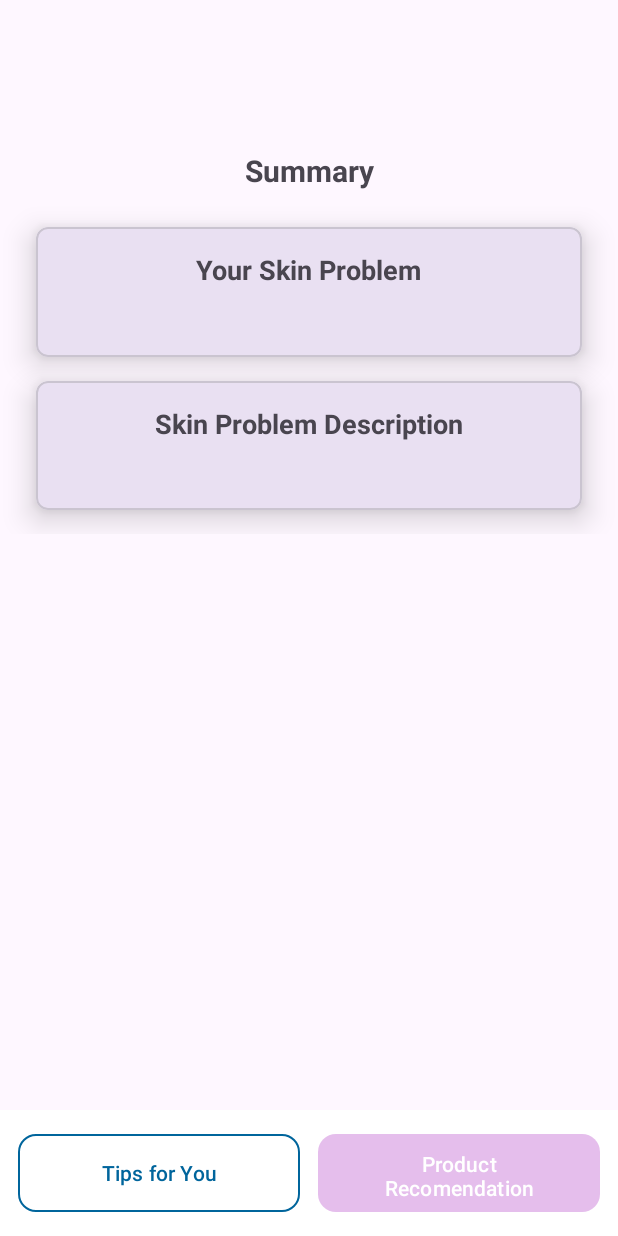
After one commit to farys99/Capstone-Project-C23-PS371, an Android app: the SummaryActivity screen opened directly, with no data from a screen before it, on a phone screen of 412 x 824 dp. The commit adds this screen. Run offline under Robolectric (Android 15) with nearby library versions, the phone set to English and light mode, and no system bars.

Commit message:
SummaryActivity

```diff
--- a/app/src/main/AndroidManifest.xml
+++ b/app/src/main/AndroidManifest.xml
@@ -12,6 +12,9 @@
         android:supportsRtl="true"
         android:theme="@style/Theme.DermaDetect"
         tools:targetApi="31">
+        <activity
+            android:name=".SummaryActivity"
+            android:exported="false" />
         <activity
             android:name=".ReviewActivity"
             android:exported="false" />
--- /dev/null
+++ b/app/src/main/java/com/example/dermadetect/SummaryActivity.kt
@@ -0,0 +1,11 @@
+package com.example.dermadetect
+
+import androidx.appcompat.app.AppCompatActivity
+import android.os.Bundle
+
+class SummaryActivity : AppCompatActivity() {
+    override fun onCreate(savedInstanceState: Bundle?) {
+        super.onCreate(savedInstanceState)
+        setContentView(R.layout.activity_summary)
+    }
+}
--- /dev/null
+++ b/app/src/main/res/layout/activity_summary.xml
@@ -0,0 +1,183 @@
+<?xml version="1.0" encoding="utf-8"?>
+<FrameLayout xmlns:android="http://schemas.android.com/apk/res/android"
+    xmlns:app="http://schemas.android.com/apk/res-auto"
+    xmlns:tools="http://schemas.android.com/tools"
+    android:layout_width="match_parent"
+    android:layout_height="match_parent"
+    tools:context=".SummaryActivity">
+
+    <androidx.constraintlayout.widget.ConstraintLayout
+        android:layout_width="match_parent"
+        android:layout_height="match_parent">
+
+        <LinearLayout
+            android:layout_width="match_parent"
+            android:layout_height="0dp"
+            android:orientation="vertical"
+            app:layout_constraintBottom_toTopOf="@id/bottom_action"
+            app:layout_constraintEnd_toEndOf="parent"
+            app:layout_constraintStart_toStartOf="parent"
+            app:layout_constraintTop_toTopOf="parent">
+
+<!--            <ScrollView-->
+<!--                android:layout_width="match_parent"-->
+<!--                android:layout_height="match_parent"-->
+<!--                android:background="@color/whiteBackground">-->
+
+                <LinearLayout
+                    android:layout_width="match_parent"
+                    android:layout_height="wrap_content"
+                    android:orientation="vertical">
+
+                    <TextView
+                        android:id="@+id/tv_resume"
+                        android:layout_width="match_parent"
+                        android:layout_height="wrap_content"
+                        android:textAlignment="center"
+                        android:layout_marginStart="24dp"
+                        android:layout_marginTop="100dp"
+                        android:layout_marginEnd="24dp"
+                        android:layout_marginBottom="24dp"
+                        android:text="@string/tv_summary"
+                        style="@style/Header"
+                        android:textSize="20sp" />
+
+                    <com.google.android.material.card.MaterialCardView
+                        android:layout_width="match_parent"
+                        android:layout_height="wrap_content"
+                        android:layout_marginStart="24dp"
+                        android:layout_marginEnd="24dp"
+                        android:layout_marginBottom="16dp"
+                        app:cardCornerRadius="8dp"
+                        app:cardElevation="12dp">
+
+                        <LinearLayout
+                            android:layout_width="match_parent"
+                            android:layout_height="wrap_content"
+                            android:orientation="vertical"
+                            android:paddingTop="16dp"
+                            android:paddingBottom="16dp">
+
+                            <TextView
+                                android:layout_width="wrap_content"
+                                android:layout_height="wrap_content"
+                                android:layout_gravity="center_horizontal"
+                                android:text="@string/title_result"
+                                style="@style/Header"
+                                android:textSize="18sp" />
+
+                            <TextView
+                                android:id="@+id/result_skin"
+                                android:layout_width="wrap_content"
+                                android:layout_height="wrap_content"
+                                android:layout_gravity="center_horizontal"
+                                android:layout_marginTop="8dp"
+                                android:textSize="16sp"
+                                tools:text="Oily Skin" />
+                        </LinearLayout>
+                    </com.google.android.material.card.MaterialCardView>
+
+                    <com.google.android.material.card.MaterialCardView
+                        android:layout_width="match_parent"
+                        android:layout_height="wrap_content"
+                        android:layout_marginStart="24dp"
+                        android:layout_marginEnd="24dp"
+                        android:layout_marginBottom="16dp"
+                        app:cardCornerRadius="8dp"
+                        app:cardElevation="12dp">
+
+                        <LinearLayout
+                            android:layout_width="match_parent"
+                            android:layout_height="wrap_content"
+                            android:orientation="vertical"
+                            android:paddingBottom="16dp"
+                            android:paddingStart="16dp"
+                            android:paddingTop="16dp"
+                            android:paddingEnd="16dp">
+
+                            <TextView
+                                android:layout_width="wrap_content"
+                                android:layout_height="wrap_content"
+                                android:layout_gravity="center_horizontal"
+                                android:text="@string/title_description"
+                                style="@style/Header"
+                                android:textSize="18sp" />
+
+                            <TextView
+                                android:id="@+id/point_recommendation"
+                                android:layout_width="match_parent"
+                                android:layout_height="wrap_content"
+                                android:layout_marginTop="8dp"
+                                android:textSize="15sp"
+                                tools:text="Oily skin is a skin type characterized by excessive sebum production by the sebaceous glands. Sebum is a natural oil produced by these glands to keep the skin moisturized and protected. However, when the sebaceous glands produce an excess of sebum, it can lead to oily skin." />
+                        </LinearLayout>
+                    </com.google.android.material.card.MaterialCardView>
+                </LinearLayout>
+<!--            </ScrollView>-->
+        </LinearLayout>
+
+        <LinearLayout
+            android:id="@+id/bottom_action"
+            android:layout_width="match_parent"
+            android:layout_height="wrap_content"
+            android:background="@color/white"
+            android:baselineAligned="false"
+            android:orientation="horizontal"
+            app:layout_constraintBottom_toBottomOf="parent"
+            app:layout_constraintEnd_toEndOf="parent"
+            app:layout_constraintStart_toStartOf="parent">
+
+            <LinearLayout
+                android:layout_width="0dp"
+                android:layout_height="wrap_content"
+                android:layout_marginTop="12dp"
+                android:layout_weight="1"
+                android:orientation="vertical">
+
+                <com.google.android.material.button.MaterialButton
+                    android:id="@+id/btn_back_home"
+                    style="@style/Button"
+                    android:layout_width="match_parent"
+                    android:layout_height="60dp"
+                    android:layout_marginStart="12dp"
+                    android:layout_marginEnd="6dp"
+                    android:layout_marginBottom="12dp"
+                    android:backgroundTint="@color/white"
+                    android:paddingTop="10dp"
+                    android:paddingBottom="10dp"
+                    android:text="@string/btn_tips"
+                    android:textAllCaps="false"
+                    android:textColor="@color/blue_700"
+                    android:textSize="14sp"
+                    app:cornerRadius="12dp"
+                    app:rippleColor="@color/blue_200"
+                    app:strokeColor="@color/blue_700"
+                    app:strokeWidth="1dp" />
+            </LinearLayout>
+
+            <LinearLayout
+                android:layout_width="0dp"
+                android:layout_height="wrap_content"
+                android:layout_marginTop="12dp"
+                android:layout_weight="1"
+                android:orientation="vertical">
+
+                <com.google.android.material.button.MaterialButton
+                    android:id="@+id/btn_detect_again"
+                    android:layout_width="match_parent"
+                    android:layout_height="60dp"
+                    android:layout_marginStart="6dp"
+                    android:layout_marginEnd="12dp"
+                    android:layout_marginBottom="12dp"
+                    android:paddingTop="10dp"
+                    android:paddingBottom="10dp"
+                    android:text="@string/btn_product_recomendation"
+                    android:textAllCaps="false"
+                    android:textColor="@color/white"
+                    android:textSize="14sp"
+                    style="@style/Button"
+                    app:cornerRadius="12dp" />
+            </LinearLayout>
+        </LinearLayout>
+    </androidx.constraintlayout.widget.ConstraintLayout>
+</FrameLayout>
--- a/app/src/main/res/values/strings.xml
+++ b/app/src/main/res/values/strings.xml
@@ -16,4 +16,9 @@
     <string name="add_story">Add Picture</string>
     <string name="gallery">Gallery</string>
     <string name="camera">Camera</string>
+    <string name="tv_summary">Summary</string>
+    <string name="title_result">Your Skin Problem</string>
+    <string name="title_description">Skin Problem Description</string>
+    <string name="btn_tips">Tips for You</string>
+    <string name="btn_product_recomendation">Product Recomendation</string>
 </resources>
```
